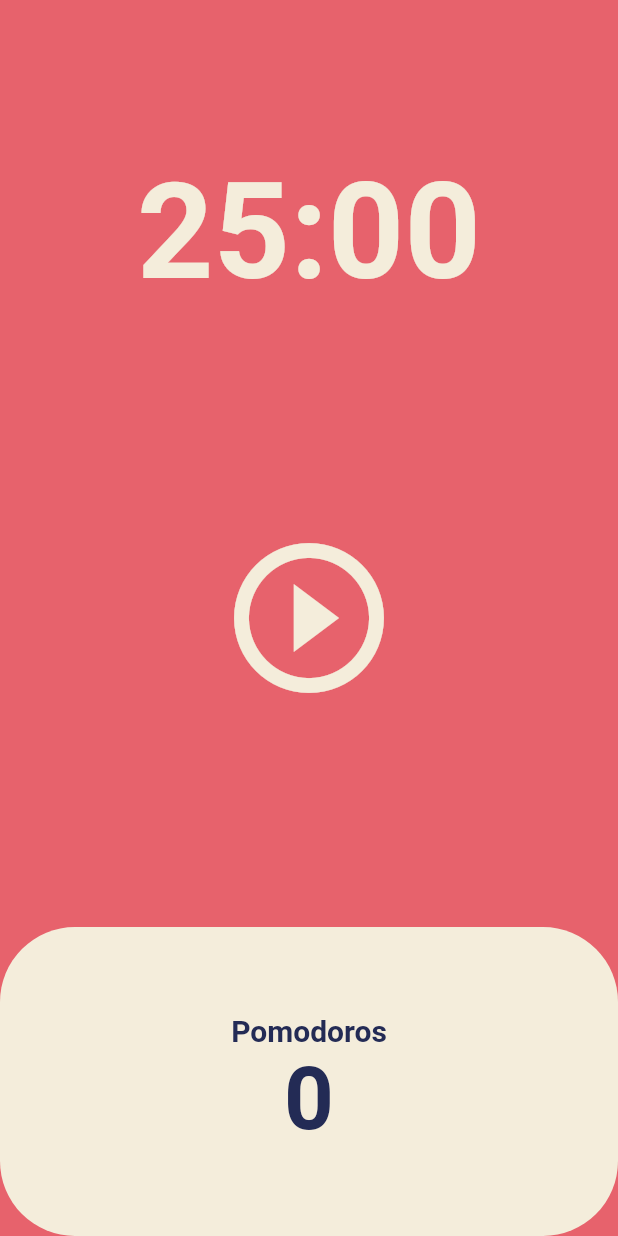
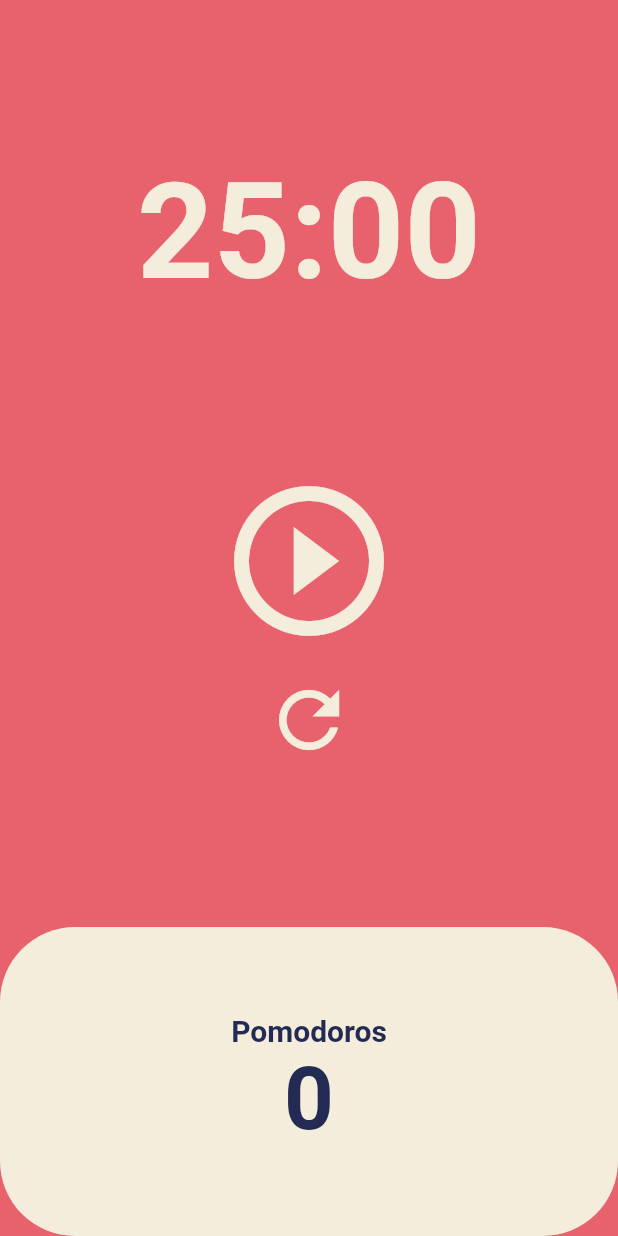
Before and after one commit to pjs562/pomodoro, a Flutter app: the screen it shows after launch, on a phone screen of 412 x 824 dp. Run offline on Flutter 3.47's test engine with Material 2 defaults, Android fonts, the phone set to English and light mode, and no system bars.

Commit message:
add refresh button

```diff
--- a/lib/screens/home_screen.dart
+++ b/lib/screens/home_screen.dart
@@ -49,7 +49,15 @@ class _HomeScreenState extends State<HomeScreen> {
     });
   }
 
-  String format(int seconds){
+  void onRestartPressed(){
+    timer.cancel();
+    setState(() {
+      isRunning = false;
+      totalSeconds = twentyFiveMinutes;
+    });
+  }
+
+  String format(int seconds) {
     var duration = Duration(seconds: seconds);
     return duration.toString().split(".").first.substring(2, 7);
   }
@@ -77,11 +85,23 @@ class _HomeScreenState extends State<HomeScreen> {
           Flexible(
             flex: 2,
             child: Center(
-              child: IconButton(
-                iconSize: 120,
-                color: Theme.of(context).cardColor,
-                onPressed: isRunning ? onPausePressed : onStartPressed,
-                icon: Icon(isRunning ? Icons.pause_circle_outline : Icons.play_circle_outline),
+              child: Column(
+                mainAxisAlignment: MainAxisAlignment.center,
+                children: [
+                  IconButton(
+                    iconSize: 120,
+                    color: Theme.of(context).cardColor,
+                    onPressed: isRunning ? onPausePressed : onStartPressed,
+                    icon: Icon(isRunning
+                        ? Icons.pause_circle_outline
+                        : Icons.play_circle_outline),
+                  ),
+                  IconButton(
+                      iconSize: 60,
+                      color: Theme.of(context).cardColor,
+                      onPressed: onRestartPressed,
+                      icon: Icon(Icons.refresh_outlined))
+                ],
               ),
             ),
           ),
```
